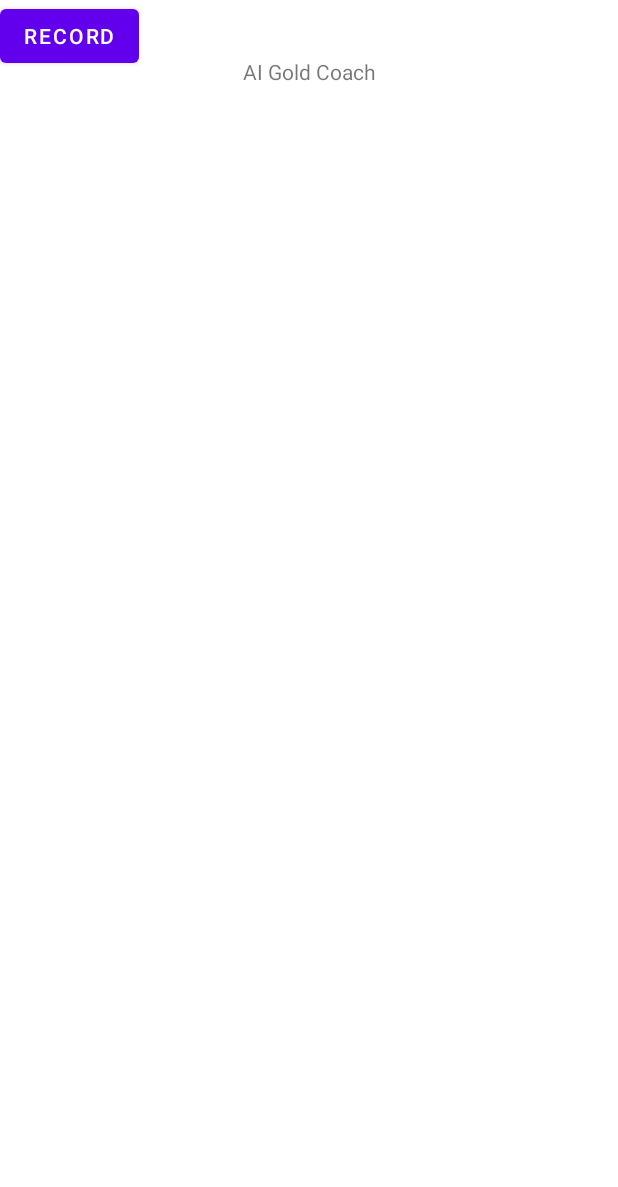
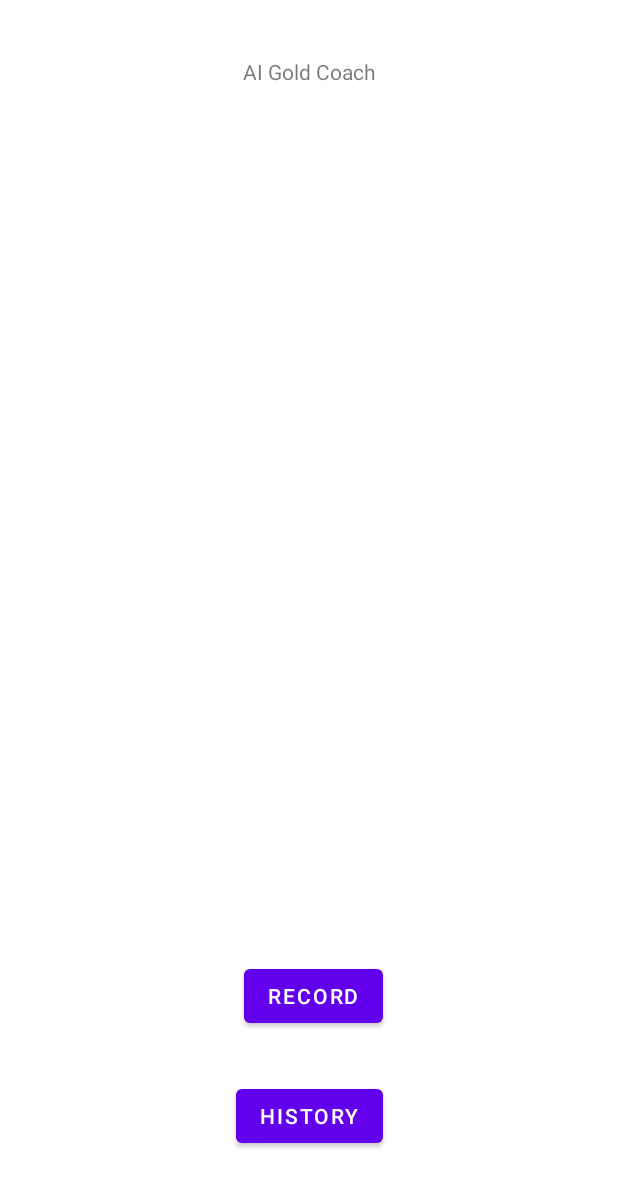
Before and after one commit to chengyanwu/AIGolfCoach, an Android app: the layout activity_main.xml on its own in the app's theme, with its tools: preview values and no code run, on a phone screen of 412 x 824 dp. Shown: the top 1187 px of the screen. Run offline under Robolectric (Android 15) with nearby library versions, the phone set to English and light mode, and no system bars.

Commit message:
IW, add history page

```diff
--- a/AIGolfCoach/app/build.gradle
+++ b/AIGolfCoach/app/build.gradle
@@ -25,6 +25,9 @@ android {
         sourceCompatibility JavaVersion.VERSION_1_8
         targetCompatibility JavaVersion.VERSION_1_8
     }
+    buildFeatures {
+        viewBinding true
+    }
 }
 
 dependencies {
@@ -32,6 +35,8 @@ dependencies {
     implementation 'androidx.appcompat:appcompat:1.3.1'
     implementation 'com.google.android.material:material:1.4.0'
     implementation 'androidx.constraintlayout:constraintlayout:2.1.1'
+    implementation 'androidx.navigation:navigation-fragment:2.3.5'
+    implementation 'androidx.navigation:navigation-ui:2.3.5'
     testImplementation 'junit:junit:4.+'
     androidTestImplementation 'androidx.test.ext:junit:1.1.3'
     androidTestImplementation 'androidx.test.espresso:espresso-core:3.4.0'
--- a/AIGolfCoach/app/src/main/res/layout/activity_main.xml
+++ b/AIGolfCoach/app/src/main/res/layout/activity_main.xml
@@ -18,12 +18,26 @@
         app:layout_constraintVertical_bias="0.047" />
 
     <Button
-        android:id="@+id/button"
+        android:id="@+id/record_button"
         android:layout_width="wrap_content"
         android:layout_height="wrap_content"
+        android:layout_marginBottom="136dp"
         android:onClick="recordVideoButtonPressed"
         android:text="Record"
-        android:layout_marginTop="25dp"
-        />
+        app:layout_constraintBottom_toBottomOf="parent"
+        app:layout_constraintEnd_toEndOf="parent"
+        app:layout_constraintHorizontal_bias="0.509"
+        app:layout_constraintStart_toStartOf="parent" />
+
+    <Button
+        android:id="@+id/show_history_button"
+        android:layout_width="wrap_content"
+        android:layout_height="wrap_content"
+        android:layout_marginBottom="56dp"
+        android:onClick="historyButtonPressed"
+        android:text="History"
+        app:layout_constraintBottom_toBottomOf="parent"
+        app:layout_constraintEnd_toEndOf="parent"
+        app:layout_constraintStart_toStartOf="parent" />
 
 </androidx.constraintlayout.widget.ConstraintLayout>
--- /dev/null
+++ b/AIGolfCoach/app/src/main/res/values-land/dimens.xml
@@ -0,0 +1,3 @@
+<resources>
+        <dimen name="fab_margin">48dp</dimen>
+    </resources>
--- /dev/null
+++ b/AIGolfCoach/app/src/main/res/values-w1240dp/dimens.xml
@@ -0,0 +1,3 @@
+<resources>
+        <dimen name="fab_margin">200dp</dimen>
+    </resources>
--- /dev/null
+++ b/AIGolfCoach/app/src/main/res/values-w600dp/dimens.xml
@@ -0,0 +1,3 @@
+<resources>
+        <dimen name="fab_margin">48dp</dimen>
+    </resources>
--- /dev/null
+++ b/AIGolfCoach/app/src/main/res/values/dimens.xml
@@ -0,0 +1,3 @@
+<resources>
+        <dimen name="fab_margin">16dp</dimen>
+    </resources>
--- a/AIGolfCoach/app/src/main/res/values/themes.xml
+++ b/AIGolfCoach/app/src/main/res/values/themes.xml
@@ -13,4 +13,10 @@
         <item name="android:statusBarColor" tools:targetApi="l">?attr/colorPrimaryVariant</item>
         <!-- Customize your theme here. -->
     </style>
+    <style name="Theme.AIGolfCoach.NoActionBar">
+        <item name="windowActionBar">false</item>
+        <item name="windowNoTitle">true</item>
+    </style>
+    <style name="Theme.AIGolfCoach.AppBarOverlay" parent="ThemeOverlay.AppCompat.Dark.ActionBar" />
+    <style name="Theme.AIGolfCoach.PopupOverlay" parent="ThemeOverlay.AppCompat.Light" />
 </resources>
```
Also changed, not shown: AIGolfCoach/app/src/main/AndroidManifest.xml (+10 -1 lines), AIGolfCoach/app/src/main/java/com/example/aigolfcoach/DisplayHistoryActivity.java (added, +29 -0 lines), AIGolfCoach/app/src/main/java/com/example/aigolfcoach/MainActivity.java (+7 -0 lines), AIGolfCoach/app/src/main/res/layout/activity_display_history.xml (added, +16 -0 lines), AIGolfCoach/app/src/main/res/navigation/nav_graph.xml (added, +28 -0 lines), AIGolfCoach/app/src/main/res/values/strings.xml (+9 -0 lines).
